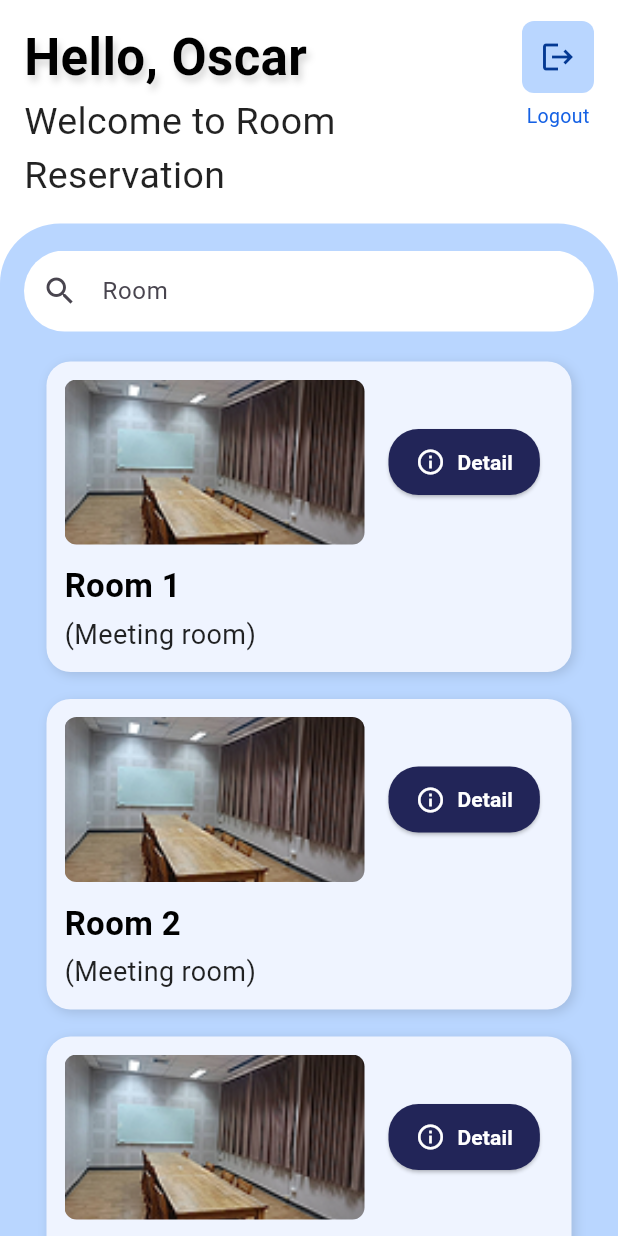
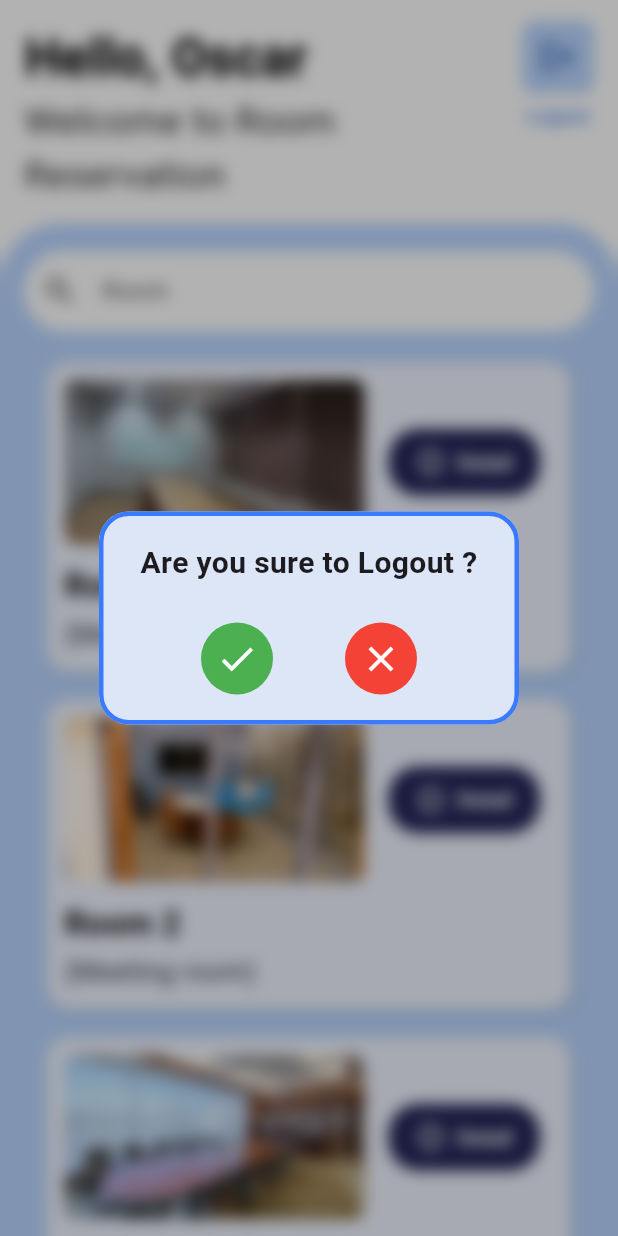
Before and after one commit to 6631501194-cmd/roombooking-frontend, a Flutter app: the StudentBrowseList screen opened directly, after a tap on the "logout" icon, on a phone screen of 412 x 824 dp. Run offline on Flutter 3.47's test engine with Material 3 defaults, Android fonts, the phone set to English and light mode, and no system bars.

Commit message:
add logout function

```diff
--- a/lib/student_BrowseList.dart
+++ b/lib/student_BrowseList.dart
@@ -1,3 +1,4 @@
+import 'dart:ui';
 import 'package:flutter/material.dart';
 
 class StudentBrowseList extends StatefulWidget {
@@ -9,27 +10,74 @@ class StudentBrowseList extends StatefulWidget {
 
 class _StudentBrowseListState extends State<StudentBrowseList> {
   final List<Map<String, String>> rooms = [
-    {
-      "name": "Room 1",
-      "type": "Meeting room",
-      "image": "assets/images/room1.png",
-    },
-    {
-      "name": "Room 2",
-      "type": "Meeting room",
-      "image": "assets/images/room1.png",
-    },
-    {
-      "name": "Room 3",
-      "type": "Seminar room",
-      "image": "assets/images/room1.png",
-    },
-    {
-      "name": "Room 4",
-      "type": "Study room",
-      "image": "assets/images/room1.png",
-    },
+    {"name": "Room 1", "type": "Meeting room", "image": "assets/images/studyRoom1.png"},
+    {"name": "Room 2", "type": "Meeting room", "image": "assets/images/studyRoom2.jpg"},
+    {"name": "Room 3", "type": "Seminar room", "image": "assets/images/seminarRoom.jpeg"},
+    {"name": "Room 4", "type": "Multimedia room", "image": "assets/images/multimediaRoom1.jpeg"},
   ];
+
+  void _showLogoutDialog() {
+    showDialog(
+      context: context,
+      barrierColor: Colors.black.withOpacity(0.3),
+      builder: (context) {
+        return BackdropFilter(
+          filter: ImageFilter.blur(sigmaX: 5, sigmaY: 5),
+          child: AlertDialog(
+            backgroundColor: const Color(0xFFDCE6F7),
+            shape: RoundedRectangleBorder(
+              borderRadius: BorderRadius.circular(20),
+              side: const BorderSide(color: Color(0xFF3A7AFE), width: 3),
+            ),
+            contentPadding: const EdgeInsets.symmetric(vertical: 20, horizontal: 20),
+            content: Column(
+              mainAxisSize: MainAxisSize.min,
+              children: [
+                const Text(
+                  "Are you sure to Logout ?",
+                  textAlign: TextAlign.center,
+                  style: TextStyle(fontSize: 20, fontWeight: FontWeight.w600),
+                ),
+                const SizedBox(height: 25),
+                Row(
+                  mainAxisAlignment: MainAxisAlignment.spaceEvenly,
+                  children: [
+                    GestureDetector(
+                      onTap: () {
+                        Navigator.pop(context);
+                        Navigator.pushReplacementNamed(context, '/nextPage');
+                      },
+                      child: Container(
+                        padding: const EdgeInsets.all(10),
+                        decoration: const BoxDecoration(
+                          color: Colors.green,
+                          shape: BoxShape.circle,
+                        ),
+                        child: const Icon(Icons.check, color: Colors.white, size: 28),
+                      ),
+                    ),
+                    GestureDetector(
+                      onTap: () {
+                        Navigator.pop(context);
+                      },
+                      child: Container(
+                        padding: const EdgeInsets.all(10),
+                        decoration: const BoxDecoration(
+                          color: Colors.red,
+                          shape: BoxShape.circle,
+                        ),
+                        child: const Icon(Icons.close, color: Colors.white, size: 28),
+                      ),
+                    ),
+                  ],
+                ),
+              ],
+            ),
+          ),
+        );
+      },
+    );
+  }
 
   @override
   Widget build(BuildContext context) {
@@ -86,7 +134,7 @@ class _StudentBrowseListState extends State<StudentBrowseList> {
                             Icons.logout,
                             color: Color.fromARGB(255, 4, 57, 147),
                           ),
-                          onPressed: () {},
+                          onPressed: _showLogoutDialog,
                         ),
                       ),
                       const SizedBox(height: 6),
@@ -150,13 +198,11 @@ class _StudentBrowseListState extends State<StudentBrowseList> {
                                   ),
                                 ],
                               ),
-                              // Set the card's main Column to start so the title/type are left-aligned
                               child: Column(
                                 crossAxisAlignment: CrossAxisAlignment.start,
                                 children: [
                                   Row(
                                     crossAxisAlignment: CrossAxisAlignment.center,
-
                                     children: [
                                       ClipRRect(
                                         borderRadius: BorderRadius.circular(8),
@@ -169,7 +215,7 @@ class _StudentBrowseListState extends State<StudentBrowseList> {
                                             return Container(
                                               width: 200,
                                               height: 110,
-                                              color: Colors.grey[300],
+                                              color: const Color(0xFFE5EBFC),
                                               child: const Icon(
                                                 Icons.image_not_supported,
                                                 color: Colors.grey,
@@ -209,7 +255,6 @@ class _StudentBrowseListState extends State<StudentBrowseList> {
                                     ],
                                   ),
                                   const SizedBox(height: 12),
-                                  // Make the title and type left-aligned by ensuring the Column is start-aligned
                                   Text(
                                     room["name"]!,
                                     textAlign: TextAlign.left,
--- a/pubspec.yaml
+++ b/pubspec.yaml
@@ -58,8 +58,11 @@ flutter:
   uses-material-design: true
 
   # To add assets to your application, add an assets section, like this:
+
   assets:
     - assets/images/
+
+
   #   - images/a_dot_ham.jpeg
 
   # An image asset can refer to one or more resolution-specific "variants", see
```
Also changed, not shown: assets/images/multimediaRoom1.jpeg (added), assets/images/seminarRoom.jpeg (added), assets/images/studyRoom1.png (renamed from assets/images/room1.png), assets/images/studyRoom2.jpg (added).
